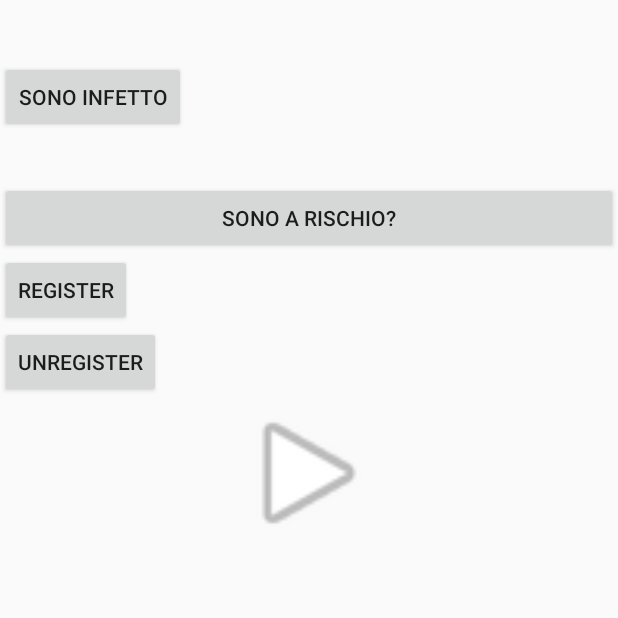
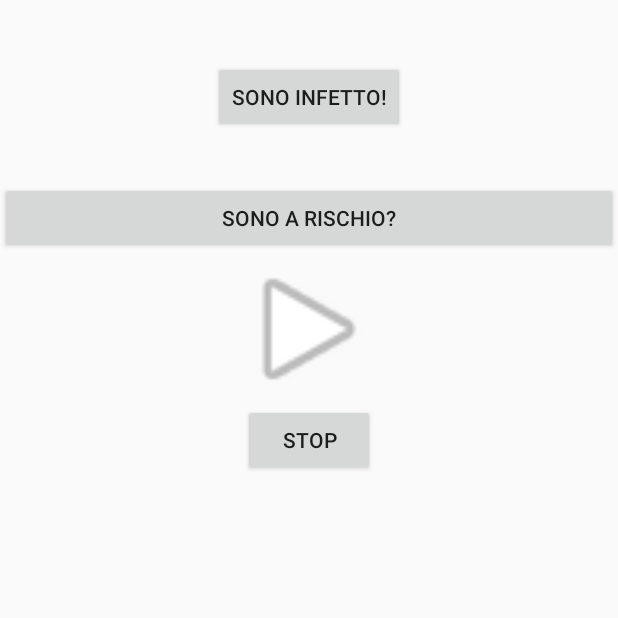
Before and after one commit to martinodecarlo/epitrack, an Android app: the screen it shows after launch (MainActivity), on a phone screen of 412 x 824 dp, the top half of it. Run offline under Robolectric (Android 15) with nearby library versions, the phone set to English and light mode, and no system bars; our stand-ins replace Firebase (no records; nobody signed in at launch, a user with empty details on screens opened directly); 3 statements that could not run were skipped.

Commit message:
First version

```diff
--- a/app/src/main/java/com/martinodecarlo/epitrack/MainActivity.java
+++ b/app/src/main/java/com/martinodecarlo/epitrack/MainActivity.java
@@ -17,6 +17,7 @@ import android.util.Log;
 import android.view.View;
 import android.widget.Button;
 import android.widget.EditText;
+import android.widget.ImageButton;
 import android.widget.TextView;
 
 import androidx.annotation.NonNull;
@@ -93,7 +94,7 @@ public class MainActivity extends Activity implements GoogleApiClient.Connection
         receivedMessage = (TextView) findViewById(R.id.receivedMessage);
         final Intent intentForService=new Intent(MainActivity.this, BackgroundTrackingService.class);
 
-        Button register=(Button) findViewById(R.id.registerBackground);
+        ImageButton register=(ImageButton) findViewById(R.id.registerBackground);
         register.setOnClickListener(new View.OnClickListener() {
             @Override
             public void onClick(View view) {
--- a/app/src/main/res/layout/activity_main.xml
+++ b/app/src/main/res/layout/activity_main.xml
@@ -23,7 +23,8 @@
             android:id="@+id/send"
             android:layout_width="wrap_content"
             android:layout_height="wrap_content"
-            android:text="SONO INFETTO" />
+            android:layout_gravity="center"
+            android:text="SONO INFETTO!" />
 
         <TextView
             android:id="@+id/atRisk"
@@ -38,26 +39,23 @@
             android:text="SONO A RISCHIO?" />
 
 
-        <Button
+
+        <ImageButton
             android:id="@+id/registerBackground"
-            android:layout_width="wrap_content"
-            android:layout_height="wrap_content"
-            android:text="Register" />
+            android:layout_width="100dp"
+            android:layout_height="100dp"
+            android:layout_gravity="center"
+            android:background="@android:drawable/ic_media_play"
+
+            android:scaleType="centerCrop" />
 
         <Button
             android:id="@+id/unregisterBackground"
             android:layout_width="wrap_content"
             android:layout_height="wrap_content"
-            android:text="Unregister" />
+            android:layout_gravity="center"
+            android:text="Stop" />
 
-        <ImageButton
-            android:id="@+id/imageButton2"
-            android:scaleType="centerCrop"
-            android:layout_gravity="center"
-            android:layout_width="100dp"
-            android:layout_height="100dp"
-
-            android:background="@android:drawable/ic_media_play" />
     </LinearLayout>
 
 </RelativeLayout>
```
